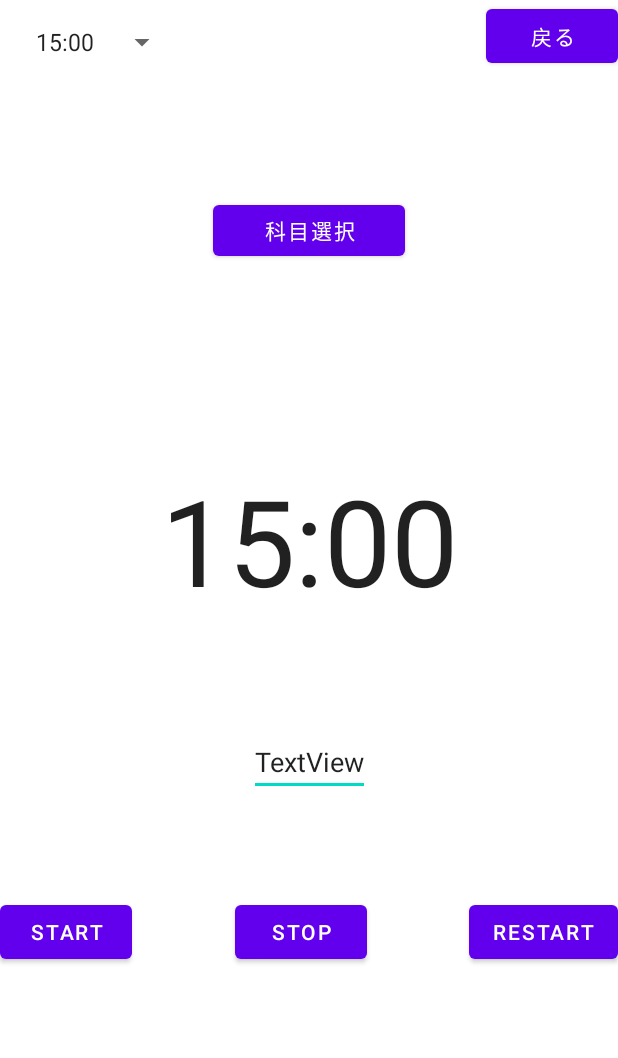
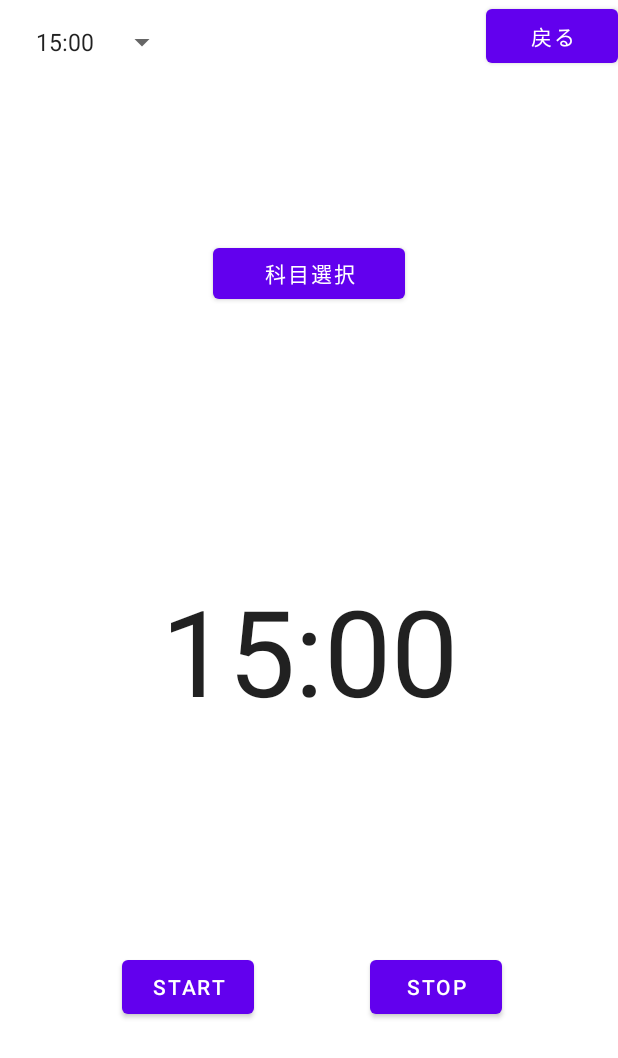
Before and after one commit to spr2140080/StudyTest2, an Android app: the TimeActivity screen opened directly, with no data from a screen before it, on a phone screen of 412 x 824 dp. Shown: the top 1058 px of the screen. Run offline under Robolectric (Android 15) with nearby library versions, the phone set to English and light mode, and no system bars.

Commit message:
timer(修正）

```diff
--- a/app/src/main/res/layout/activity_time.xml
+++ b/app/src/main/res/layout/activity_time.xml
@@ -27,8 +27,7 @@
         app:layout_constraintBottom_toBottomOf="parent"
         app:layout_constraintEnd_toEndOf="parent"
         app:layout_constraintStart_toStartOf="parent"
-        app:layout_constraintTop_toBottomOf="@+id/backbutton"
-        app:layout_constraintVertical_bias="0.39" />
+        app:layout_constraintTop_toBottomOf="@+id/backbutton" />
 
     <Button
         android:id="@+id/subjectButton"
@@ -40,15 +39,6 @@
         app:layout_constraintStart_toStartOf="parent"
         app:layout_constraintTop_toBottomOf="@+id/backbutton"
         app:layout_constraintVertical_bias="0.39" />
-
-    <Button
-        android:id="@+id/RestartButton"
-        android:layout_width="wrap_content"
-        android:layout_height="wrap_content"
-        android:text="restart"
-        app:layout_constraintBottom_toBottomOf="parent"
-        app:layout_constraintEnd_toEndOf="parent"
-        app:layout_constraintTop_toBottomOf="@+id/timerText" />
 
     <Spinner
         android:id="@+id/spinner"
@@ -66,6 +56,8 @@
         android:layout_height="wrap_content"
         android:text="start"
         app:layout_constraintBottom_toBottomOf="parent"
+        app:layout_constraintEnd_toEndOf="parent"
+        app:layout_constraintHorizontal_bias="0.25"
         app:layout_constraintStart_toStartOf="parent"
         app:layout_constraintTop_toBottomOf="@+id/timerText" />
 
@@ -75,7 +67,7 @@
         android:layout_height="wrap_content"
         android:text="stop"
         app:layout_constraintBottom_toBottomOf="parent"
-        app:layout_constraintEnd_toStartOf="@+id/RestartButton"
+        app:layout_constraintEnd_toEndOf="parent"
         app:layout_constraintStart_toEndOf="@+id/startButton"
         app:layout_constraintTop_toBottomOf="@+id/timerText" />
 
@@ -93,14 +85,11 @@
         app:layout_constraintStart_toStartOf="parent"
         app:layout_constraintTop_toBottomOf="@+id/subjectButton" />
 
-    <EditText
-        android:id="@+id/restart_text"
+    <androidx.constraintlayout.widget.Guideline
+        android:id="@+id/guideline2"
         android:layout_width="wrap_content"
         android:layout_height="wrap_content"
-        android:text="TextView"
-        app:layout_constraintBottom_toTopOf="@+id/stopButton"
-        app:layout_constraintEnd_toEndOf="parent"
-        app:layout_constraintStart_toStartOf="parent"
-        app:layout_constraintTop_toBottomOf="@+id/timerText" />
+        android:orientation="horizontal"
+        app:layout_constraintGuide_begin="20dp" />
 
 </androidx.constraintlayout.widget.ConstraintLayout>
```
